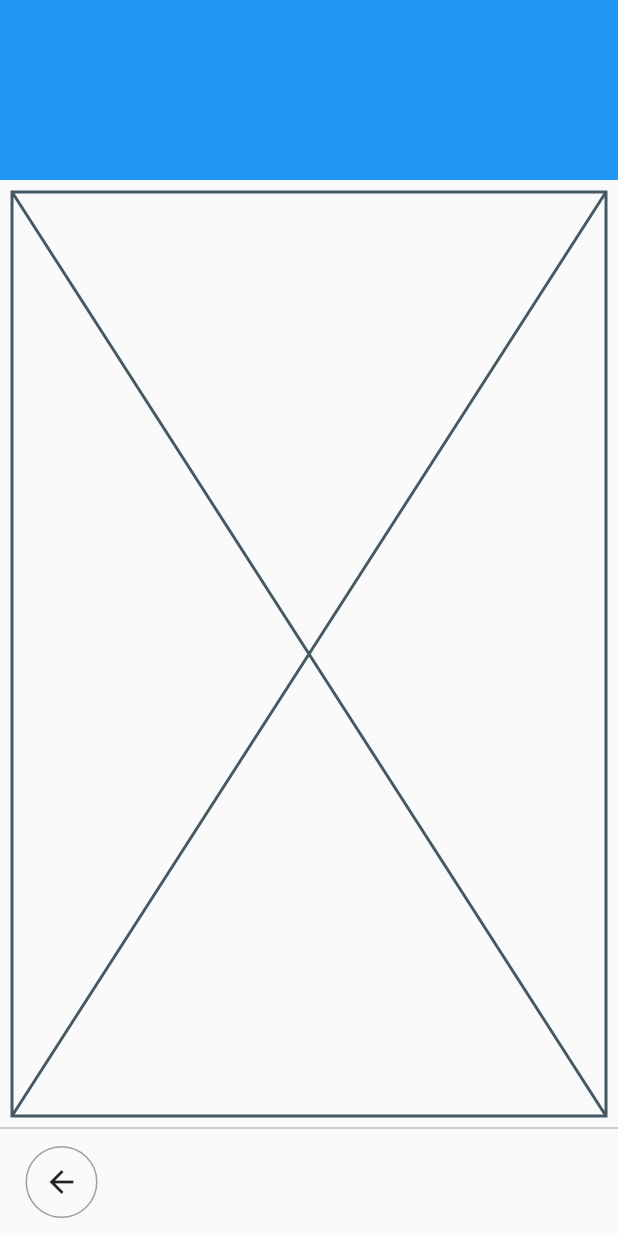
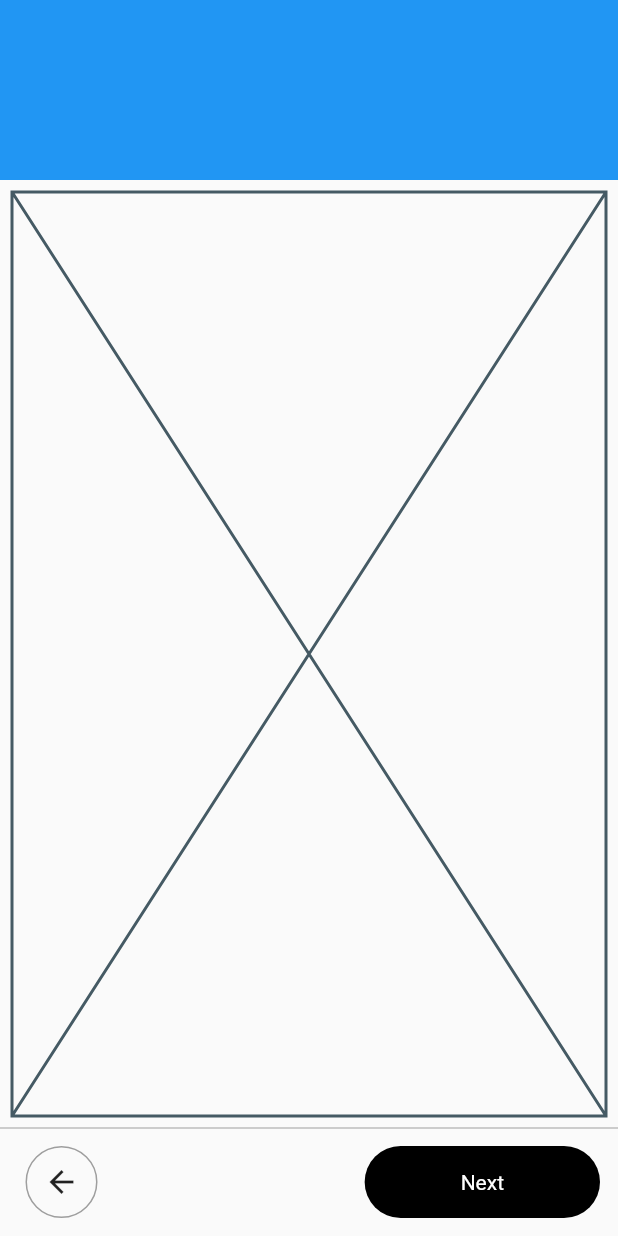
Before and after one commit to JAICHANGPARK/flutter_notebook_18th_story, a Flutter app: the screen it shows after launch, on a phone screen of 412 x 824 dp. Run offline on Flutter 3.47's test engine with Material 2 defaults, Android fonts, the phone set to English and light mode, and no system bars; our stand-ins replace cached_network_image, flutter_lorem, flutter_riverpod, flutter_svg, freezed_annotation, go_router and 3 more.

Commit message:
Update pax_wardrobe_main_page.dart

```diff
--- a/lib/ep1081_pax_wardrobe_app/src/pax_wardrobe_main_page.dart
+++ b/lib/ep1081_pax_wardrobe_app/src/pax_wardrobe_main_page.dart
@@ -43,6 +43,22 @@ class PaxWardrobeMainPage extends StatelessWidget {
                         onPressed: () {},
                       ),
                     ),
+                  ),
+                  Spacer(),
+                  Container(
+                    decoration: BoxDecoration(
+                      color: Colors.black,
+                      borderRadius: BorderRadius.circular(32)
+                    ),
+                    padding: EdgeInsets.symmetric(horizontal: 64),
+                    child: Center(
+                      child: Text(
+                        "Next",
+                        style: TextStyle(
+                          color: Colors.white,
+                        ),
+                      ),
+                    ),
                   )
                 ],
               ),
```
